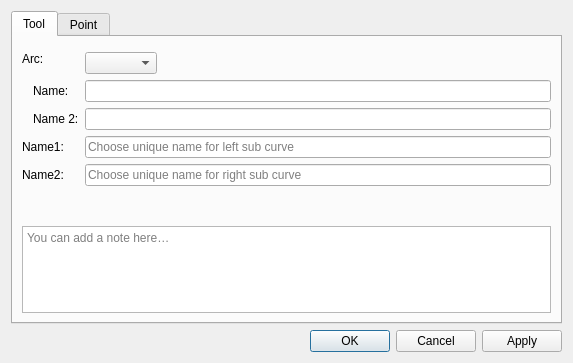
The window that src/libs/vtools/dialogs/tools/dialogcutarc.ui (equinox-patterns/Ostara) describes before a commit, drawn with Qt 5.
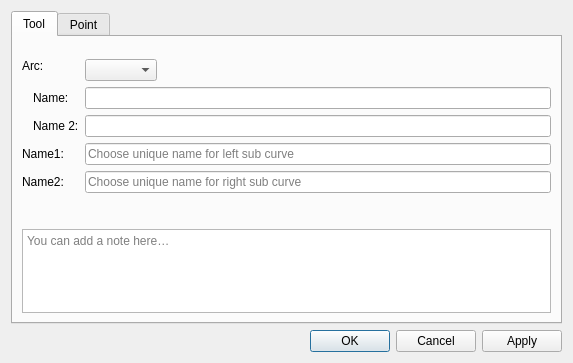
The same window after the commit. Icons and pictures are not drawn.

Commit message: Improve formula fields and tool dialogs

```diff
--- a/src/libs/vtools/dialogs/tools/dialogcutarc.ui
+++ b/src/libs/vtools/dialogs/tools/dialogcutarc.ui
@@ -31,6 +31,32 @@
        <item>
         <widget class="QWidget" name="formulaPlaceholder" native="true"/>
        </item>
+       <item>
+        <layout class="QHBoxLayout" name="formulaSeparatorLayout">
+         <property name="leftMargin">
+          <number>33</number>
+         </property>
+         <property name="rightMargin">
+          <number>33</number>
+         </property>
+         <item>
+          <widget class="QFrame" name="formulaSeparator">
+           <property name="minimumSize">
+            <size>
+             <width>0</width>
+             <height>1</height>
+            </size>
+           </property>
+           <property name="maximumSize">
+            <size>
+             <width>16777215</width>
+             <height>1</height>
+            </size>
+           </property>
+          </widget>
+         </item>
+        </layout>
+       </item>
        <item>
         <layout class="QFormLayout" name="formLayout">
          <property name="fieldGrowthPolicy">
```
The commit also changes 26 other files.
